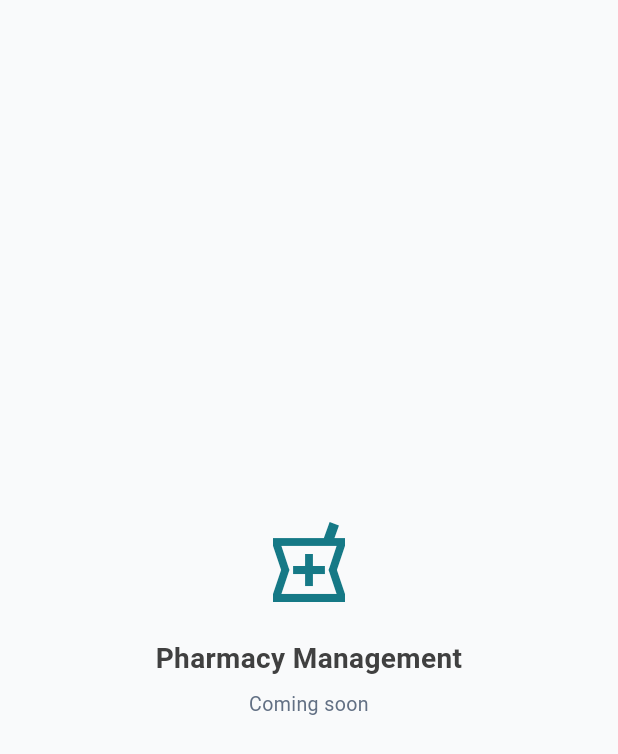
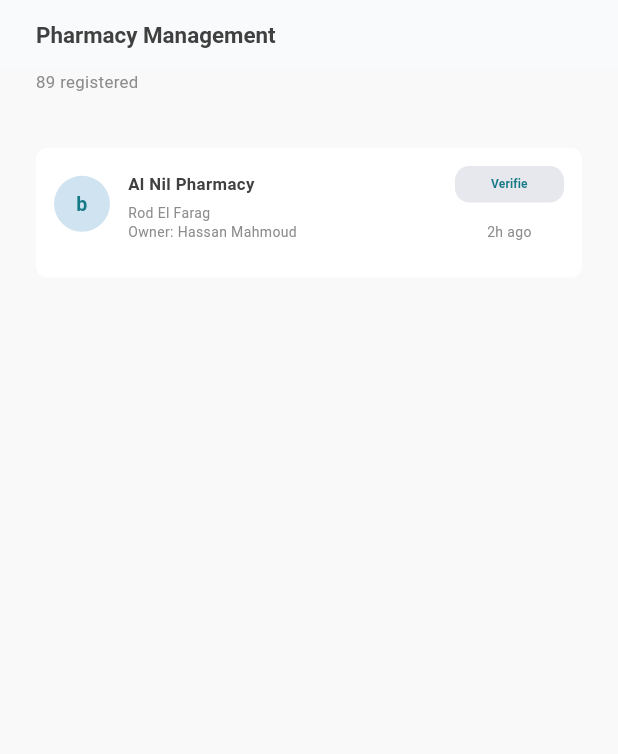
Before and after one commit to MryamAhmed/pharmacy-dashboard, a Flutter app: the PharmacyManagementScreen screen opened directly, on a phone screen of 412 x 824 dp. Shown: the top 754 px of the screen. Run offline on Flutter 3.47's test engine with Material 3 defaults, Android fonts, the phone set to English and light mode, and no system bars; drawn by our look-alikes of auto_size_text; our stand-ins replace cached_network_image, dio, flutter_bloc, flutter_screenutil, flutter_secure_storage, flutter_svg and 10 more; accounts and stored records are empty; generated files the repository leaves out were written again; statements that could not run were skipped.

Commit message:
pharmacy card widget ui

```diff
--- a/lib/core/constants/test_keys.dart
+++ b/lib/core/constants/test_keys.dart
@@ -103,4 +103,13 @@ class TestKeys {
       'rateDetailsShiftDateContext';
   static const String rateDetailsPreviousRate = 'rateDetailsPreviousRate';
   static const String rateDetailsButtonLabel = 'rateDetailsButtonLabel';
+
+  // pharmacymanagement — individual tab screens
+  static const String numberOfRegistered = 'numberOfPendingPharmacies';
+  static const String pharmacyCardItem = 'pharmacyCardItem';
+  static const String pharmacyName = 'pharmacyName';
+  static const String pharmacyVerified = 'pharmacyVerified';
+  static const String pharmacyLocation = 'pharmacyLocation';
+  static const String pharmacyOwner = 'pharmacyOwner';
+  static const String pharmacyTime = 'pharmacyTime';
 }
--- a/lib/features/home/presentation/pharmacy_management_tab/screens/pharmacy_management_screen.dart
+++ b/lib/features/home/presentation/pharmacy_management_tab/screens/pharmacy_management_screen.dart
@@ -2,10 +2,13 @@
 import 'package:flutter/material.dart';
 
 // Project imports:
+import '../../../../../core/constants/app_values.dart';
 import '../../../../../core/constants/test_keys.dart';
 import '../../../../../core/extensions/build_context_localizations.dart';
-import '../../../../../shared/presentation/widgets/app_coming_soon_view.dart';
+import '../../../../../core/themes/app_colors.dart';
+import '../../../../../core/themes/app_text_style.dart';
 import '../../../../../shared/presentation/widgets/app_scaffold.dart';
+import '../widgets/pharmacy_management_list_widget.dart';
 
 /// "Pharmacy Management" bottom-nav tab.
 ///
@@ -17,11 +20,15 @@ class PharmacyManagementScreen extends StatelessWidget {
   @override
   Widget build(BuildContext context) {
     return AppScaffold(
-      key: const Key(TestKeys.pharmacyManagementPage),
-      mobileBody: AppComingSoonView(
-        icon: Icons.local_pharmacy_outlined,
-        title: context.l10n.pharmacyManagementTitle,
-        subtitle: context.l10n.comingSoon,
+      key: const Key(TestKeys.homeTabPage),
+      backgroundColor: AppColors.screenBackground,
+      showAppBar: true,
+      appBarTitle: context.l10n.pharmacyManagementTitle,
+      appBarTitleStyle: AppTextStyles.bold16,
+      showBackButton: false,
+      mobileBody: const Padding(
+        padding: EdgeInsets.symmetric(horizontal: AppPaddings.p24),
+        child: PharmacyManagementListWidget(),
       ),
     );
   }
--- /dev/null
+++ b/lib/features/home/presentation/pharmacy_management_tab/widgets/filters_tab_widget.dart
@@ -0,0 +1,10 @@
+import 'package:flutter/widgets.dart';
+
+class FiltersTap extends StatelessWidget {
+  const FiltersTap({super.key});
+
+  @override
+  Widget build(BuildContext context) {
+    return const Column();
+  }
+}
--- /dev/null
+++ b/lib/features/home/presentation/pharmacy_management_tab/widgets/pharmacy_card_widget.dart
@@ -0,0 +1,112 @@
+// Flutter imports:
+import 'package:flutter/material.dart';
+import 'package:flutter_screenutil/flutter_screenutil.dart';
+import 'package:gap/gap.dart';
+
+// Project imports:
+import '../../../../../../core/constants/app_values.dart';
+import '../../../../../../core/themes/app_colors.dart';
+import '../../../../../../core/themes/app_text_style.dart';
+import '../../../../../../shared/presentation/widgets/app_button_widget.dart';
+import '../../../../../../shared/presentation/widgets/app_text.dart';
+import '../../../../../core/constants/test_keys.dart';
+import '../../rate_modules_tab/rate/widgets/text_avatar_widget.dart'
+    show TextAvatarWidget;
+
+class PharmacyCardWidget extends StatelessWidget {
+  const PharmacyCardWidget({super.key});
+
+  @override
+  Widget build(BuildContext context) {
+    return GestureDetector(
+      key: const ValueKey(TestKeys.pharmacyCardItem),
+      onTap: () {},
+      child: Container(
+        width: double.infinity,
+        padding: const EdgeInsets.all(AppPaddings.p12),
+        decoration: BoxDecoration(
+          borderRadius: BorderRadius.circular(8.r),
+          color: AppColors.textWhite,
+        ),
+        child: Column(
+          crossAxisAlignment: CrossAxisAlignment.start,
+          children: [
+            SizedBox(
+              width: double.infinity,
+              child: Row(
+                children: [
+                  const TextAvatarWidget(title: "b"),
+                  const Gap(AppSpace.s12),
+                  Expanded(
+                    child: Column(
+                      crossAxisAlignment: CrossAxisAlignment.start,
+                      children: [
+                        Row(
+                          children: [
+                            Expanded(
+                              flex: 3,
+                              child: AppText(
+                                key: const ValueKey(TestKeys.pharmacyName),
+                                text: "Al Nil Pharmacy",
+                                style: AppTextStyles.bold12,
+                                textAlign: TextAlign.start,
+                              ),
+                            ),
+                            Expanded(
+                              flex: 1,
+                              child: AppButtonWidget(
+                                height: 28.h,
+                                width: 44.w,
+                                radius: 11.r,
+                                key: const ValueKey(TestKeys.pharmacyVerified),
+                                text: "Verified",
+                                onPressed: () {},
+                                style: AppTextStyles.bold16PrimaryColor,
+                                backgroundColor: AppColors.disabledButtonColor,
+                              ),
+                            ),
+                          ],
+                        ),
+                        AppText(
+                          key: const ValueKey(TestKeys.pharmacyLocation),
+                          text: "Rod El Farag",
+                          style: AppTextStyles.regular10Hintstyle,
+                          textAlign: TextAlign.start,
+                        ),
+                        Row(
+                          mainAxisAlignment: MainAxisAlignment.spaceBetween,
+                          children: [
+                            Expanded(
+                              flex: 3,
+                              child: AppText(
+                                key: const ValueKey(TestKeys.pharmacyOwner),
+                                text: "Owner: Hassan Mahmoud",
+                                style: AppTextStyles.regular10Hintstyle,
+                                textAlign: TextAlign.start,
+                              ),
+                            ),
+                            Expanded(
+                              flex: 1,
+                              child: AppText(
+                                key: const ValueKey(TestKeys.pharmacyTime),
+                                text: "2h ago",
+                                style: AppTextStyles.regular10Hintstyle,
+                                textAlign: TextAlign.center,
+                              ),
+                            ),
+                          ],
+                        ),
+                      ],
+                    ),
+                  ),
+                ],
+              ),
+            ),
+
+            const Gap(AppSpace.s12),
+          ],
+        ),
+      ),
+    );
+  }
+}
--- /dev/null
+++ b/lib/features/home/presentation/pharmacy_management_tab/widgets/pharmacy_management_list_widget.dart
@@ -0,0 +1,36 @@
+import 'package:flutter/widgets.dart';
+import 'package:gap/gap.dart';
+import 'package:pharmacy_app/features/home/presentation/pharmacy_management_tab/widgets/filters_tab_widget.dart';
+
+import 'package:pharmacy_app/features/home/presentation/pharmacy_management_tab/widgets/pharmacy_card_widget.dart';
+import 'package:pharmacy_app/features/home/presentation/pharmacy_management_tab/widgets/search_bar_widget.dart';
+
+import '../../../../../core/constants/app_values.dart';
+import '../../../../../core/constants/test_keys.dart';
+import '../../../../../core/themes/app_text_style.dart';
+import '../../../../../shared/presentation/widgets/app_text.dart';
+
+class PharmacyManagementListWidget extends StatelessWidget {
+  const PharmacyManagementListWidget({super.key});
+
+  @override
+  Widget build(BuildContext context) {
+    return Column(
+      crossAxisAlignment: CrossAxisAlignment.start,
+      children: [
+        AppText(
+          key: const Key(TestKeys.numberOfRegistered),
+          text: "89 registered",
+          style: AppTextStyles.regular12Hintstyle,
+          textAlign: TextAlign.center,
+        ),
+        const Gap(AppSpace.s12),
+        const FiltersTap(),
+        const Gap(AppSpace.s12),
+        const SearchBarWidget(),
+        const Gap(AppSpace.s12),
+        const PharmacyCardWidget(),
+      ],
+    );
+  }
+}
--- /dev/null
+++ b/lib/features/home/presentation/pharmacy_management_tab/widgets/search_bar_widget.dart
@@ -0,0 +1,10 @@
+import 'package:flutter/widgets.dart';
+
+class SearchBarWidget extends StatelessWidget {
+  const SearchBarWidget({super.key});
+
+  @override
+  Widget build(BuildContext context) {
+    return const Column();
+  }
+}
```
